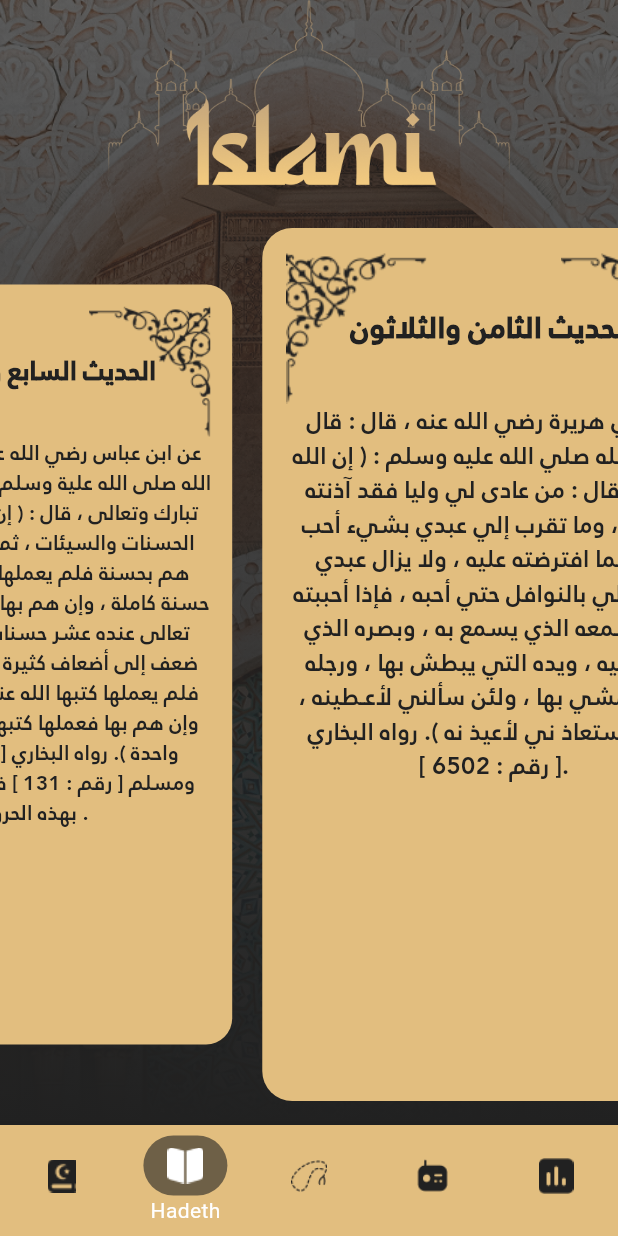
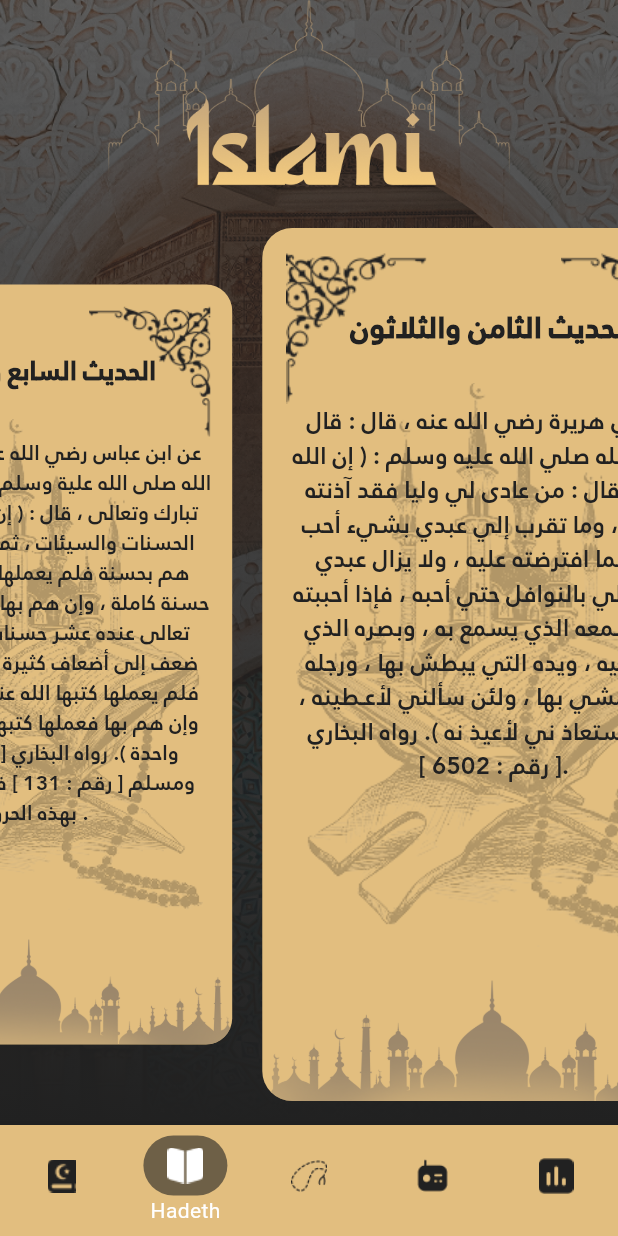
Before and after one commit to BassantMohamed1/Islami-app, a Flutter app: the screen it shows after launch, item 2 of the bottom bar chosen, on a phone screen of 412 x 824 dp. Run offline on Flutter 3.47's test engine with Material 3 defaults, Android fonts, the phone set to English and light mode, and no system bars; drawn by our look-alikes of carousel_slider; our stand-ins replace animate_do, shared_preferences.

Commit message:
hot fix for hadeth card, added missing assets

```diff
--- a/lib/ui/home/tabs/hadeth_tab/hadeth_card.dart
+++ b/lib/ui/home/tabs/hadeth_tab/hadeth_card.dart
@@ -21,7 +21,17 @@ class HadethCard extends StatelessWidget {
           color: AppColors.gold,
           borderRadius: BorderRadius.circular(20),
         ),
-        child: Padding(
+        child: Stack(
+          children: [
+            Align(
+              alignment: Alignment.center,
+                child: Image.asset("assets/images/HadithCardBackGround.png")),
+            Align(
+                alignment: Alignment.bottomCenter,
+                child: ClipRRect(
+                  borderRadius: BorderRadius.only(bottomLeft: Radius.circular(20), bottomRight: Radius.circular(20)),
+                    child: Image.asset("assets/images/Mosque-02.png"))),
+            Padding(
               padding: const EdgeInsets.all(16.0),
               child: Column(
                 children: [
@@ -47,10 +57,12 @@ class HadethCard extends StatelessWidget {
                     textAlign: TextAlign.center,
                     overflow: TextOverflow.ellipsis,
                     softWrap: true,
-                maxLines: 21,
+                    maxLines: 19,
                   ),
                 ],
               ),
+            ),
+          ],
         ),
       ),
     );
```
Also changed, not shown: assets/images/HadithCardBackGround.png (added), assets/images/Mosque-02.png (added). Lines whose indentation alone changed are shown as unchanged.
